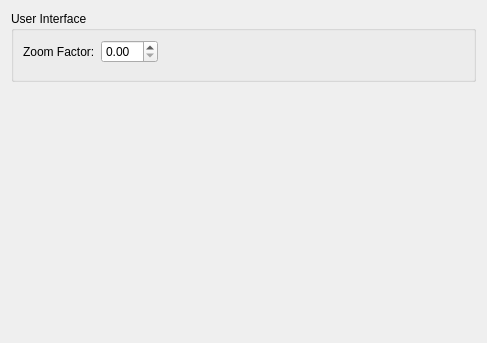
Above: src/plugins/gleditorplugin/dialogs/gleditorsettings.ui from andy-fillebrown/audiocarver before the change. Below: the same form after it.
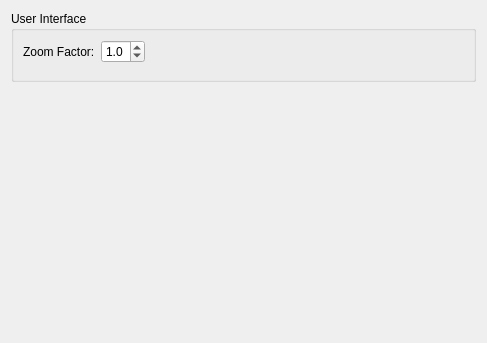
That is the form after the change.

Diff of the .ui file:
```diff
--- a/src/plugins/gleditorplugin/dialogs/gleditorsettings.ui
+++ b/src/plugins/gleditorplugin/dialogs/gleditorsettings.ui
@@ -34,9 +34,6 @@
         </item>
        </layout>
       </item>
-      <item row="4" column="1">
-       <widget class="QDoubleSpinBox" name="zoomFactorSpinBox"/>
-      </item>
       <item row="4" column="2">
        <spacer name="horizontalSpacer_3">
         <property name="orientation">
@@ -50,6 +47,25 @@
         </property>
        </spacer>
       </item>
+      <item row="4" column="1">
+       <widget class="QDoubleSpinBox" name="zoomFactorSpinBox">
+        <property name="decimals">
+         <number>1</number>
+        </property>
+        <property name="minimum">
+         <double>0.100000000000000</double>
+        </property>
+        <property name="maximum">
+         <double>2.000000000000000</double>
+        </property>
+        <property name="singleStep">
+         <double>0.100000000000000</double>
+        </property>
+        <property name="value">
+         <double>1.000000000000000</double>
+        </property>
+       </widget>
+      </item>
      </layout>
     </widget>
    </item>
```
